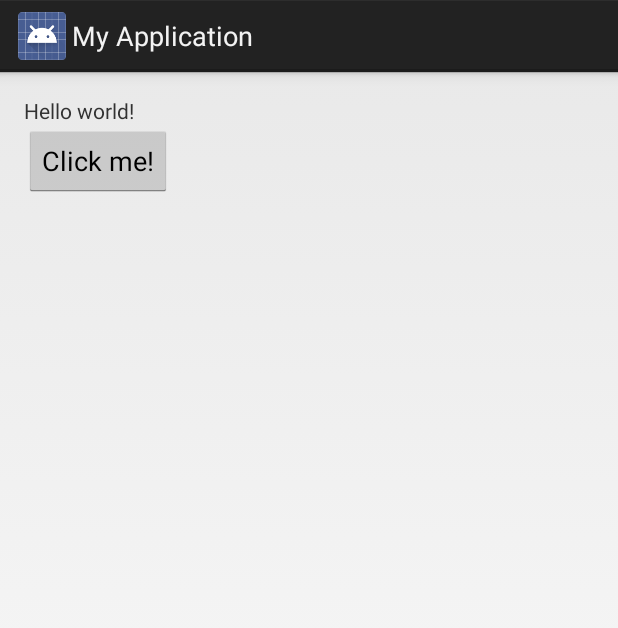
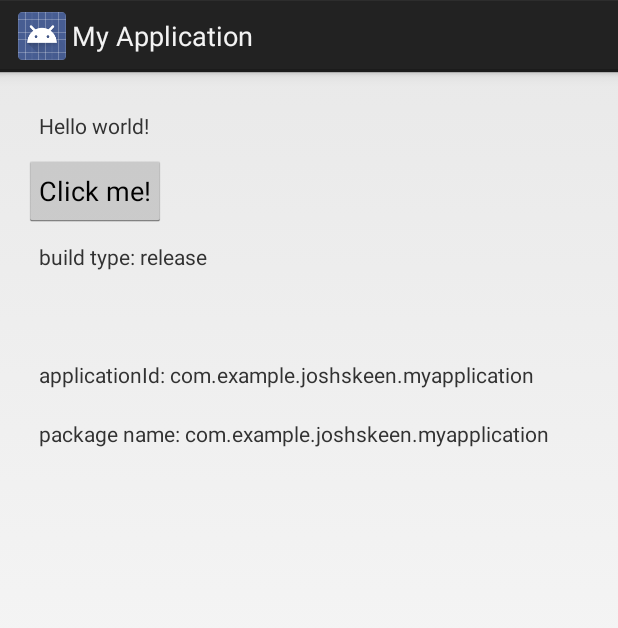
Before and after one commit to joshskeen/android-studio-robolectric-example, an Android app: the screen it shows after launch (MyActivity), on a phone screen of 412 x 824 dp. Shown: the top 628 px of the screen. Run offline under Robolectric (Android 15) with nearby library versions, the phone set to English and light mode, and no system bars; 1 statement that could not run was skipped.

Commit message:
groundwork for testing Robolectric with different build config and product flavors

```diff
--- a/app/src/main/java/com/example/joshskeen/myapplication/MyActivity.java
+++ b/app/src/main/java/com/example/joshskeen/myapplication/MyActivity.java
@@ -10,12 +10,18 @@ public class MyActivity extends Activity {
 
     Button mClickMeButton;
     TextView mHelloWorldTextView;
+    TextView mBuildConfigTextView;
+    TextView mProductFlavorTextView;
+    private TextView mApplicationIdTextView;
+    private TextView mPackageNameTextView;
 
     @Override
     protected void onCreate(Bundle savedInstanceState) {
         super.onCreate(savedInstanceState);
         setContentView(R.layout.activity_my);
+
         mHelloWorldTextView = (TextView) findViewById(R.id.helloWorldTextView);
+
         mClickMeButton = (Button) findViewById(R.id.clickMeBtn);
         mClickMeButton.setOnClickListener(new View.OnClickListener() {
             @Override
@@ -23,5 +29,32 @@ public class MyActivity extends Activity {
                 mHelloWorldTextView.setText("HEY WORLD");
             }
         });
+
+        mBuildConfigTextView = (TextView) findViewById(R.id.buildConfigTextView);
+        // ignore missing BuildConfig warning
+
+        String buildType;
+        if (BuildConfig.DEBUG)  {
+            buildType = "debug";
+        } else {
+            buildType = "release";
+        }
+        buildType = "build type: " + buildType;
+        mBuildConfigTextView.setText(buildType);
+
+        mProductFlavorTextView = (TextView) findViewById(R.id.productFlavorTextView);
+        String flavor = "product flavor: " + AppConstants.FLAVOR;
+        mProductFlavorTextView.setText(flavor);
+
+        // it should be noted that the API is not updated to reflect the split between applicationId and PackageName
+        // http://tools.android.com/tech-docs/new-build-system/applicationid-vs-packagename
+        // so the method getPackageName() is a bit misleading. Its technically getApplicationId()
+        mApplicationIdTextView = (TextView) findViewById(R.id.applicationIdTextView);
+        String applicationId = "applicationId: " + this.getPackageName();
+        mApplicationIdTextView.setText(applicationId);
+
+        mPackageNameTextView = (TextView) findViewById(R.id.packageNameTextView);
+        String packageName = "package name: " + this.getClass().getPackage().getName();
+        mPackageNameTextView.setText(packageName);
     }
 }
--- a/app/src/main/res/layout/activity_my.xml
+++ b/app/src/main/res/layout/activity_my.xml
@@ -10,17 +10,41 @@
               tools:context=".MyActivity">
 
     <TextView
+        android:id="@+id/helloWorldTextView"
         android:text="@string/hello_world"
         android:layout_width="wrap_content"
         android:layout_height="wrap_content"
-        android:id="@+id/helloWorldTextView"
-        />
+        android:padding="10dp"/>
 
     <Button
+        android:id="@+id/clickMeBtn"
         android:layout_width="wrap_content"
         android:layout_height="wrap_content"
         android:text="@string/click_me"
-        android:id="@+id/clickMeBtn"
-        />
+        android:padding="10dp"/>
+
+    <TextView
+        android:id="@+id/buildConfigTextView"
+        android:layout_width="wrap_content"
+        android:layout_height="wrap_content"
+        android:padding="10dp"/>
+
+    <TextView
+        android:id="@+id/productFlavorTextView"
+        android:layout_width="wrap_content"
+        android:layout_height="wrap_content"
+        android:padding="10dp"/>
+
+    <TextView
+        android:id="@+id/applicationIdTextView"
+        android:layout_width="wrap_content"
+        android:layout_height="wrap_content"
+        android:padding="10dp"/>
+
+    <TextView
+        android:id="@+id/packageNameTextView"
+        android:layout_width="wrap_content"
+        android:layout_height="wrap_content"
+        android:padding="10dp"/>/>
 
 </LinearLayout>
```
Also changed, not shown: app/build.gradle (+17 -0 lines), 7 other files. Lines whose indentation alone changed are shown as unchanged.
